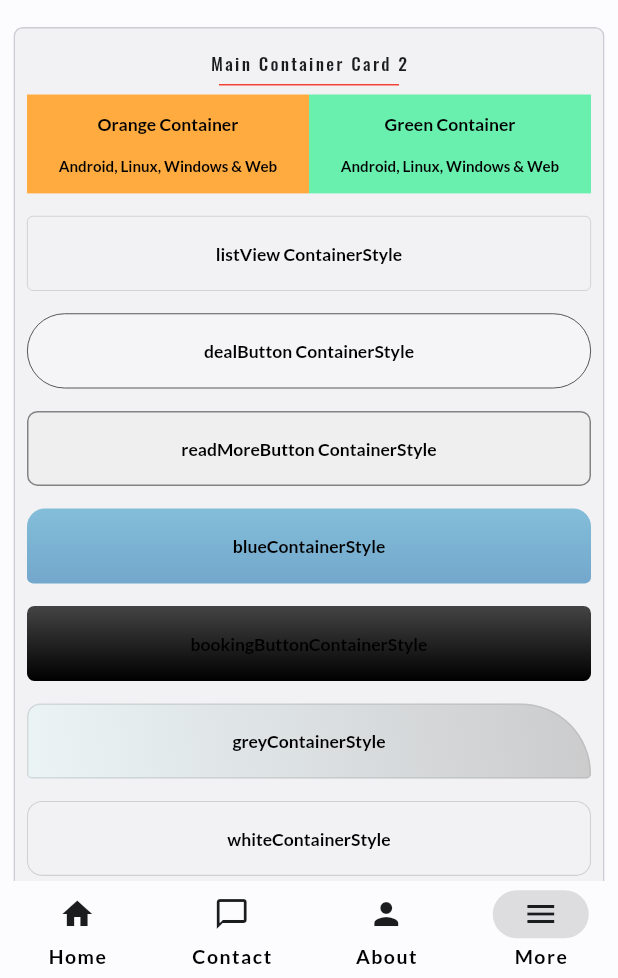
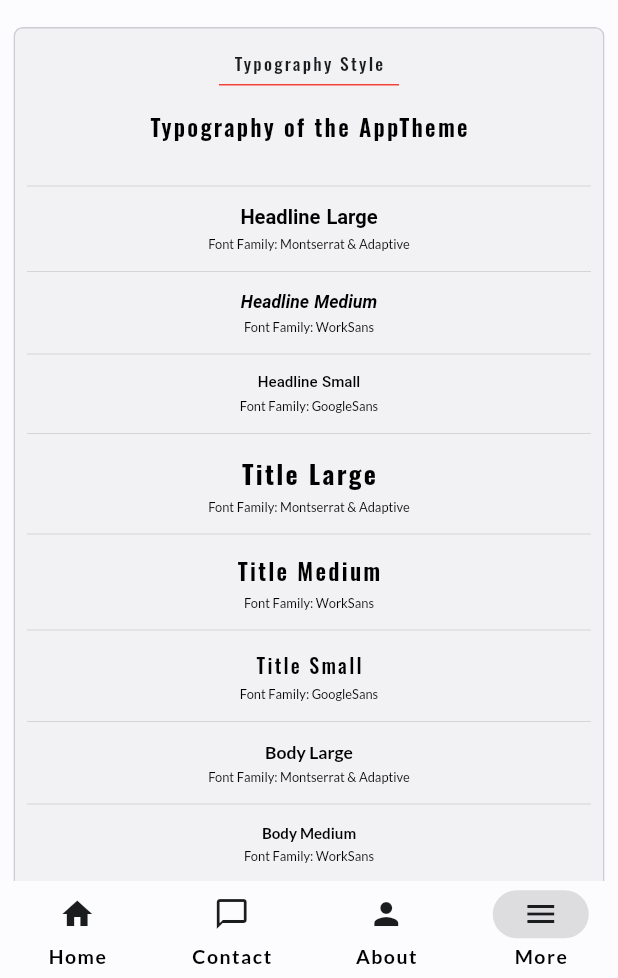
Before and after one commit to GhekkoNL/nl.ghekko.flutter_platformapp, a Flutter app: the screen it shows after launch, item 4 of the bottom bar chosen, on a phone screen of 412 x 824 dp, the part 258-1236 px from its top. Run offline on Flutter 3.47's test engine with Material 3 defaults, Android fonts, the phone set to English and light mode, and no system bars; our stand-ins replace gap, get, google_fonts, responsive_sizer, universal_platform; missing offline and left inert: flutter_acrylic, macos_ui, responsive, window_manager; Roboto replaces fonts that are missing (Ubuntu).

Commit message:
Added Typography

```diff
--- a/lib/app/screens/app_screen4/app_screen4.dart
+++ b/lib/app/screens/app_screen4/app_screen4.dart
@@ -10,7 +10,7 @@ import '../../../constants/os_type.dart';
 import '../../../constants/screen_size.dart';
 import '../../../theme/design_elements.dart';
 import '../app_screen1/components/buttons.dart';
-import '../app_screen1/components/main_container_card2.dart';
+import 'components/typography.dart';
 
 class AppScreen4 extends StatelessWidget {
   const AppScreen4({super.key});
@@ -47,9 +47,9 @@ class Screen4Content extends StatelessWidget {
                     MainContainerCard1(),
                   ]),
               const MainContainerCard(
-                  label: 'Main Container Card 2',
+                  label: 'Typography Style',
                   children: <Widget>[
-                    MainContainerCard2(),
+                    TypographyStyle(),
                   ]),
 
               /// Single Row view / Phone view
--- /dev/null
+++ b/lib/app/screens/app_screen4/components/typography.dart
@@ -0,0 +1,228 @@
+// Author: Danny van Dijk | Ghekko App & Web Dev
+// Copyright Ghekko (https://ghekko.nl/)
+// Created: Jan 20224
+
+import 'package:flutter/material.dart';
+import 'package:gap/gap.dart';
+import 'package:macos_ui/macos_ui.dart';
+import '../../../../constants/os_type.dart';
+
+class TypographyStyle extends StatelessWidget {
+  const TypographyStyle({super.key});
+
+  @override
+  Widget build(BuildContext context) {
+    return LayoutBuilder(builder: (context, constraints) {
+      /// Android, linux, Windows & Web
+      if (OS.droid || OS.web || OS.isLinuxAndWindows) {
+        return Column(
+          children: [
+            const Gap(10),
+            Text('Typography of the AppTheme',
+                style: Theme.of(context).textTheme.titleMedium),
+            const Gap(20),
+            const Divider(),
+            const Gap(5),
+            Text('Headline Large',
+                style: Theme.of(context).textTheme.headlineLarge),
+            const Gap(5),
+            Text('Font Family: Montserrat & Adaptive',
+                style: Theme.of(context).textTheme.bodySmall),
+            const Gap(5),
+            const Divider(),
+            const Gap(5),
+            Text('Headline Medium',
+                style: Theme.of(context).textTheme.headlineMedium),
+            const Gap(5),
+            Text('Font Family: WorkSans',
+                style: Theme.of(context).textTheme.bodySmall),
+            const Gap(5),
+            const Divider(),
+            const Gap(5),
+            Text('Headline Small',
+                style: Theme.of(context).textTheme.headlineSmall),
+            const Gap(5),
+            Text('Font Family: GoogleSans',
+                style: Theme.of(context).textTheme.bodySmall),
+            const Gap(5),
+            const Divider(),
+            const Gap(5),
+            Text('Title Large', style: Theme.of(context).textTheme.titleLarge),
+            const Gap(5),
+            Text('Font Family: Montserrat & Adaptive',
+                style: Theme.of(context).textTheme.bodySmall),
+            const Gap(5),
+            const Divider(),
+            const Gap(5),
+            Text('Title Medium',
+                style: Theme.of(context).textTheme.titleMedium),
+            const Gap(5),
+            Text('Font Family: WorkSans',
+                style: Theme.of(context).textTheme.bodySmall),
+            const Gap(5),
+            const Divider(),
+            const Gap(5),
+            Text('Title Small', style: Theme.of(context).textTheme.titleSmall),
+            const Gap(5),
+            Text('Font Family: GoogleSans',
+                style: Theme.of(context).textTheme.bodySmall),
+            const Gap(5),
+            const Divider(),
+            const Gap(5),
+            Text('Body Large', style: Theme.of(context).textTheme.bodyLarge),
+            const Gap(5),
+            Text('Font Family: Montserrat & Adaptive',
+                style: Theme.of(context).textTheme.bodySmall),
+            const Gap(5),
+            const Divider(),
+            const Gap(5),
+            Text('Body Medium', style: Theme.of(context).textTheme.bodyMedium),
+            const Gap(5),
+            Text('Font Family: WorkSans',
+                style: Theme.of(context).textTheme.bodySmall),
+            const Gap(5),
+            const Divider(),
+            const Gap(5),
+            Text('Body Small', style: Theme.of(context).textTheme.bodySmall),
+            const Gap(5),
+            Text('Font Family: GoogleSans',
+                style: Theme.of(context).textTheme.bodySmall),
+            const Gap(5),
+            const Divider(),
+            const Gap(5),
+            Text('Label Large', style: Theme.of(context).textTheme.labelLarge),
+            const Gap(5),
+            Text('Font Family: Montserrat & Adaptive',
+                style: Theme.of(context).textTheme.bodySmall),
+            const Gap(5),
+            const Divider(),
+            const Gap(5),
+            Text('Label Medium',
+                style: Theme.of(context).textTheme.labelMedium),
+            const Gap(5),
+            Text('Font Family: WorkSans',
+                style: Theme.of(context).textTheme.bodySmall),
+            const Gap(5),
+            const Divider(),
+            const Gap(5),
+            Text('Label Small', style: Theme.of(context).textTheme.labelSmall),
+            const Gap(5),
+            Text('Font Family: GoogleSans',
+                style: Theme.of(context).textTheme.bodySmall),
+            const Gap(20),
+          ],
+        );
+
+        /// iOS, MAC OS
+      } else if (OS.mac || OS.ios) {
+        return Column(
+          children: [
+            const Gap(10),
+            Text('LargeTitle', style: MacosTypography.of(context).largeTitle),
+            const Gap(5),
+            Text(
+              'LargeTitle',
+              style: MacosTypography.of(context)
+                  .largeTitle
+                  .copyWith(fontWeight: FontWeight.w700),
+            ),
+            const Gap(15),
+            Text('Title1', style: MacosTypography.of(context).title1),
+            const Gap(5),
+            Text(
+              'Title1',
+              style: MacosTypography.of(context)
+                  .title1
+                  .copyWith(fontWeight: FontWeight.w700),
+            ),
+            const Gap(15),
+            Text('Title2', style: MacosTypography.of(context).title2),
+            const Gap(5),
+            Text(
+              'Title2',
+              style: MacosTypography.of(context)
+                  .title2
+                  .copyWith(fontWeight: FontWeight.w700),
+            ),
+            const Gap(15),
+            Text('Title3', style: MacosTypography.of(context).title3),
+            const Gap(5),
+            Text(
+              'Title3',
+              style: MacosTypography.of(context)
+                  .title3
+                  .copyWith(fontWeight: FontWeight.w600),
+            ),
+            const Gap(15),
+            Text('Headline', style: MacosTypography.of(context).headline),
+            const Gap(5),
+            Text(
+              'Headline',
+              style: MacosTypography.of(context)
+                  .headline
+                  .copyWith(fontWeight: MacosFontWeight.w860),
+            ),
+            const Gap(15),
+            Text('Body', style: MacosTypography.of(context).body),
+            const Gap(5),
+            Text(
+              'Body',
+              style: MacosTypography.of(context)
+                  .body
+                  .copyWith(fontWeight: MacosFontWeight.w590),
+            ),
+            const Gap(15),
+            Text('Callout', style: MacosTypography.of(context).callout),
+            const Gap(5),
+            Text(
+              'Callout',
+              style: MacosTypography.of(context)
+                  .callout
+                  .copyWith(fontWeight: MacosFontWeight.w590),
+            ),
+            const Gap(15),
+            Text('Subheadline', style: MacosTypography.of(context).subheadline),
+            const Gap(5),
+            Text(
+              'Subheadline',
+              style: MacosTypography.of(context)
+                  .subheadline
+                  .copyWith(fontWeight: MacosFontWeight.w590),
+            ),
+            const Gap(15),
+            Text('Footnote', style: MacosTypography.of(context).subheadline),
+            const Gap(5),
+            Text(
+              'Footnote',
+              style: MacosTypography.of(context)
+                  .subheadline
+                  .copyWith(fontWeight: MacosFontWeight.w590),
+            ),
+            const Gap(15),
+            Text('Caption1', style: MacosTypography.of(context).caption1),
+            const Gap(5),
+            Text(
+              'Caption1',
+              style: MacosTypography.of(context)
+                  .caption1
+                  .copyWith(fontWeight: MacosFontWeight.w510),
+            ),
+            const Gap(15),
+            Text('Caption2', style: MacosTypography.of(context).caption2),
+            const Gap(5),
+            Text(
+              'Caption2',
+              style: MacosTypography.of(context)
+                  .caption2
+                  .copyWith(fontWeight: MacosFontWeight.w590),
+            ),
+          ],
+        );
+
+        /// Fuchsia or else
+      } else {
+        return const SizedBox();
+      }
+    });
+  }
+}
```
